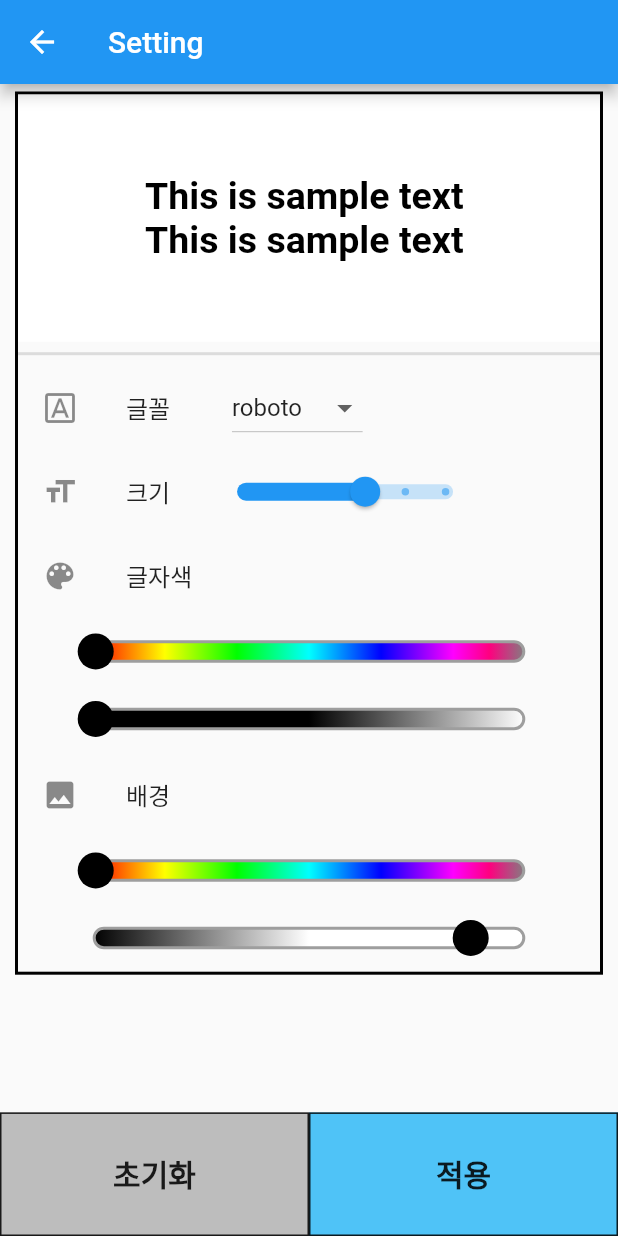
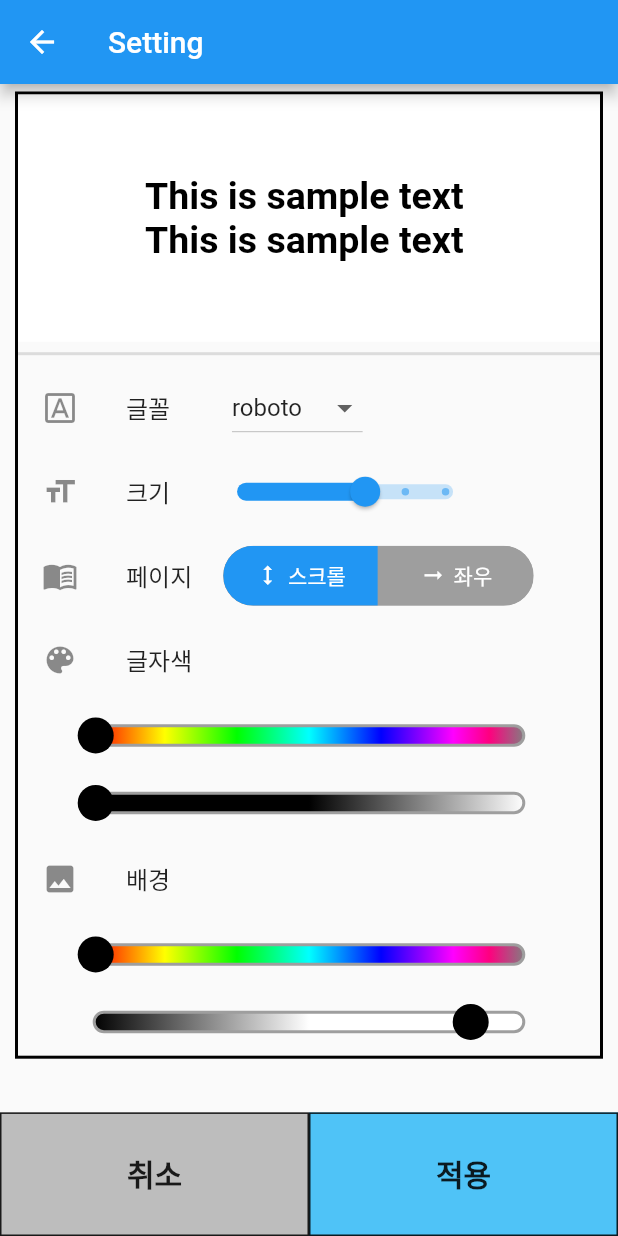
Before and after one commit to clerknek/gachonherald-mobile-application, a Flutter app: the Setting screen opened directly, on a phone screen of 412 x 824 dp. Run offline on Flutter 3.47's test engine with Material 2 defaults, Android fonts, the phone set to English and light mode, and no system bars; drawn by our look-alikes of toggle_switch; our stand-ins replace firebase_auth, firebase_core, firebase_messaging, flutter_tts; missing offline and left inert: flutterfire_ui; accounts and stored records are empty; network calls fail.

Commit message:
comments added

```diff
--- a/lib/set/setting_info.dart
+++ b/lib/set/setting_info.dart
@@ -1,4 +1,5 @@
 import 'package:flutter/material.dart';
+import 'package:toggle_switch/toggle_switch.dart';
 import 'package:flutter_gms/setting.dart';
 
 // 글자 크기
@@ -8,11 +9,9 @@ class SliderController {
   double sliderValue;
   SliderController(this.sliderValue);
 }
+
 // 글자 폰트
 var ffList = ['arial', 'calibri', 'enbrush', 'freehand', 'roboto', 'verdana'];
-
-
-// 글자 간격
 
 // 글자 색깔
 double tSSP = 0.0;
@@ -173,7 +172,6 @@ class SettingChangerState extends State<SettingChanger> {
   }
 
   _textShadeChangeHandler(double position) {
-    //handle out of bounds gestures
     if (position > widget.width) position = widget.width;
     if (position < 0) position = 0;
     setState(() {
@@ -248,7 +246,6 @@ class SettingChangerState extends State<SettingChanger> {
   // 배경 색깔
 
   _bgColorChangeHandler(double position) {
-    //handle out of bounds positions
     if (position > widget.width) {
       position = widget.width;
     }
@@ -262,7 +259,6 @@ class SettingChangerState extends State<SettingChanger> {
     });
   }
   _bgShadeChangeHandler(double position) {
-    //handle out of bounds gestures
     if (position > widget.width) position = widget.width;
     if (position < 0) position = 0;
     setState(() {
@@ -400,7 +396,39 @@ class SettingChangerState extends State<SettingChanger> {
             ],
           ),
         ),
-        // 글자 간격
+
+        // 기사 보는 방식
+        ListTile(
+          leading: const Icon(Icons.menu_book_outlined),
+          title: Row(
+            children: [
+              const Text("페이지"),
+              SizedBox(
+                width: MediaQuery.of(context).size.width * 0.05,
+              ),
+              ToggleSwitch(
+                minWidth: MediaQuery.of(context).size.width * 0.25,
+                initialLabelIndex: 0,
+                cornerRadius: 20.0,
+                activeFgColor: Colors.white,
+                inactiveBgColor: Colors.grey,
+                inactiveFgColor: Colors.white,
+                totalSwitches: 2,
+                labels: const ['스크롤', '좌우'],
+                icons: const [
+                  Icons.height,
+                  Icons.arrow_right_alt_sharp,
+                ],
+                activeBgColors: const [
+                  [Colors.blue],
+                  [Colors.pink]
+                ],
+                onToggle: (index) {
+                },
+              ),
+            ],
+          ),
+        ),
 
         // 글자 색깔
         ListTile(
@@ -489,8 +517,6 @@ class SettingChangerState extends State<SettingChanger> {
             onTapDown: (TapDownDetails details) {
               _bgColorChangeHandler(details.localPosition.dx);
             },
-            //This outside padding makes it much easier to grab the   slider because the gesture detector has
-            // the extra padding to recognize gestures inside of
             child: Padding(
               padding: const EdgeInsets.all(15),
               child: Container(
@@ -520,8 +546,6 @@ class SettingChangerState extends State<SettingChanger> {
             onTapDown: (TapDownDetails details) {
               _bgShadeChangeHandler(details.localPosition.dx);
             },
-            //This outside padding makes it much easier to grab the slider because the gesture detector has
-            // the extra padding to recognize gestures inside of
             child: Padding(
               padding: const EdgeInsets.all(15),
               child: Container(
--- a/lib/setting.dart
+++ b/lib/setting.dart
@@ -9,6 +9,7 @@ class Setting extends StatefulWidget {
   _SettingState createState() => _SettingState();
 }
 
+// setting에서 데이터 가져오기 위한 용도
 String? fF;
 double? fS;
 double? tS;
@@ -52,6 +53,7 @@ class _SettingState extends State<Setting> {
           )),
           Row(
             children: [
+              // 취소를 누를 시 그냥 setting 빠져나가기
               GestureDetector(
                 onTap: () {
                   Navigator.pop(context);
@@ -61,7 +63,7 @@ class _SettingState extends State<Setting> {
                   width: MediaQuery.of(context).size.width * 0.5,
                   alignment: Alignment.center,
                   child: const Text(
-                    "초기화",
+                    "취소",
                     style: TextStyle(fontSize: 20.0, fontWeight: FontWeight.bold),
                   ),
                   decoration: BoxDecoration(
@@ -69,7 +71,7 @@ class _SettingState extends State<Setting> {
                       border: Border.all(color: Colors.black87)),
                 ),
               ),
-              // 취소
+              // 해당 기사 세팅을 적용할 시 기사 스타일 데이터를 전부 저장한 후 setting 빠져나가기
               GestureDetector(
                 onTap: () {
                   articlefontfamily = fF;
--- a/pubspec.yaml
+++ b/pubspec.yaml
@@ -50,6 +50,7 @@ dev_dependencies:
   # package. See that file for information about deactivating specific lint
   # rules and activating additional ones.
   flutter_lints: ^1.0.0
+  toggle_switch: ^1.3.0
 
 # For information on the generic Dart part of this file, see the
 # following page: https://dart.dev/tools/pub/pubspec
@@ -63,9 +64,8 @@ flutter:
   uses-material-design: true
 
   # To add assets to your application, add an assets section, like this:
-  # assets:
-  #   - images/a_dot_burr.jpeg
-  #   - images/a_dot_ham.jpeg
+  assets:
+    - assets/loader.gif
 
   # An image asset can refer to one or more resolution-specific "variants", see
   # https://flutter.dev/assets-and-images/#resolution-aware.
```
Also changed, not shown: lib/article.dart (+16 -6 lines), lib/main.dart (+12 -1 lines), lib/menu/main_menu.dart (+15 -2 lines), lib/menu/sub_menu.dart (+4 -4 lines), lib/search.dart (+14 -23 lines), lib/splash_screen.dart (added, +42 -0 lines), assets/loader.gif (added), pubspec.lock.
